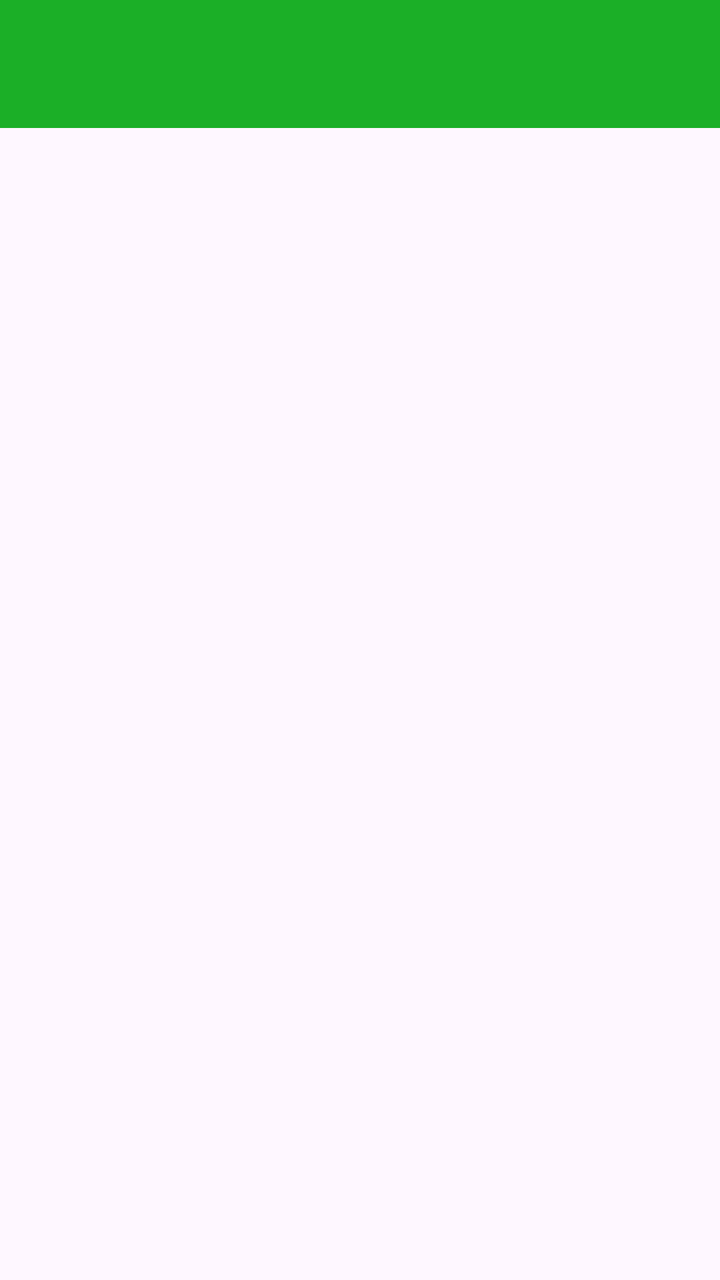
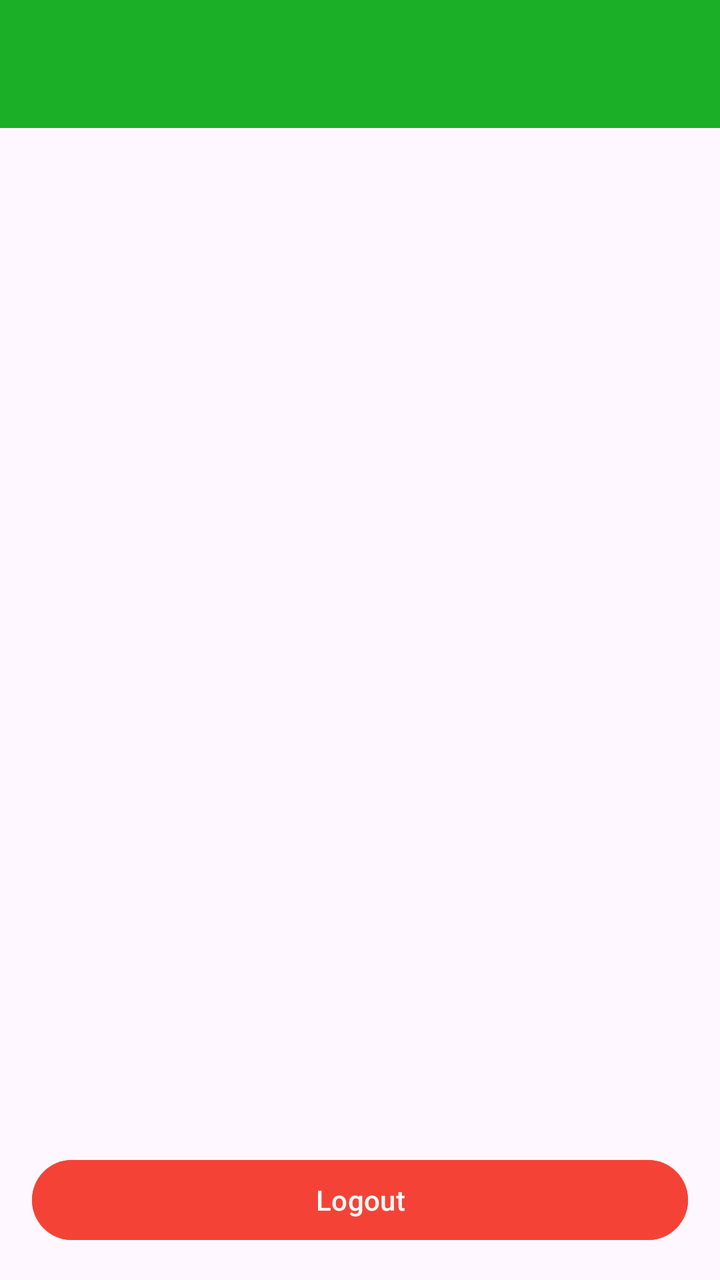

The first picture is an Android layout as it rendered before a commit; the second is the same layout after the commit. The layout source and the unified diff follow.
<!-- AndroidManifest.xml: application theme Theme.Athia_24TIC -->
<!-- res/layout/fragment_more.xml -->
<?xml version="1.0" encoding="utf-8"?>
<FrameLayout xmlns:android="http://schemas.android.com/apk/res/android"
    xmlns:tools="http://schemas.android.com/tools"
    android:layout_width="match_parent"
    android:layout_height="match_parent"
    xmlns:app="http://schemas.android.com/apk/res-auto"
    tools:context=".More.MoreFragment">

    <com.google.android.material.appbar.AppBarLayout
        android:id="@+id/appBarLayout"
        android:layout_width="match_parent"
        android:layout_height="wrap_content"
        android:theme="@style/ThemeOverlay.AppCompat.Dark.ActionBar">

        <androidx.appcompat.widget.Toolbar
            android:id="@+id/toolbar"
            android:layout_width="match_parent"
            android:layout_height="?attr/actionBarSize"
            android:background="#1BAF27"
            app:layout_scrollFlags="scroll|enterAlways"
            app:titleTextColor="@android:color/white" />

    </com.google.android.material.appbar.AppBarLayout>

    <ListView
        android:id="@+id/listViewItems"
        android:layout_width="match_parent"
        android:layout_height="match_parent"
        app:layout_behavior="@string/appbar_scrolling_view_behavior" />

</FrameLayout>
<!-- resources referenced by this layout -->
<resources>
  <style name="Theme.Athia_24TIC" parent="Base.Theme.Athia_24TIC" />
  <style name="Base.Theme.Athia_24TIC" parent="Theme.Material3.DayNight.NoActionBar">
          
          
      </style>
</resources>

<!-- the commit's change to res/layout/fragment_more.xml (unified diff, before → after) -->
@@ -1,31 +1,48 @@
 <?xml version="1.0" encoding="utf-8"?>
-<FrameLayout xmlns:android="http://schemas.android.com/apk/res/android"
+<androidx.constraintlayout.widget.ConstraintLayout xmlns:android="http://schemas.android.com/apk/res/android"
+    xmlns:app="http://schemas.android.com/apk/res-auto"
     xmlns:tools="http://schemas.android.com/tools"
     android:layout_width="match_parent"
     android:layout_height="match_parent"
-    xmlns:app="http://schemas.android.com/apk/res-auto"
     tools:context=".More.MoreFragment">
 
     <com.google.android.material.appbar.AppBarLayout
         android:id="@+id/appBarLayout"
         android:layout_width="match_parent"
         android:layout_height="wrap_content"
-        android:theme="@style/ThemeOverlay.AppCompat.Dark.ActionBar">
+        android:theme="@style/ThemeOverlay.AppCompat.Dark.ActionBar"
+        app:layout_constraintEnd_toEndOf="parent"
+        app:layout_constraintStart_toStartOf="parent"
+        app:layout_constraintTop_toTopOf="parent">
 
         <androidx.appcompat.widget.Toolbar
             android:id="@+id/toolbar"
             android:layout_width="match_parent"
             android:layout_height="?attr/actionBarSize"
             android:background="#1BAF27"
-            app:layout_scrollFlags="scroll|enterAlways"
             app:titleTextColor="@android:color/white" />
 
     </com.google.android.material.appbar.AppBarLayout>
 
+    <Button
+        android:id="@+id/btnLogout"
+        android:layout_width="0dp"
+        android:layout_height="wrap_content"
+        android:layout_margin="16dp"
+        android:backgroundTint="#F44336"
+        android:text="Logout"
+        android:textColor="@android:color/white"
+        app:layout_constraintBottom_toBottomOf="parent"
+        app:layout_constraintEnd_toEndOf="parent"
+        app:layout_constraintStart_toStartOf="parent" />
+
     <ListView
         android:id="@+id/listViewItems"
-        android:layout_width="match_parent"
-        android:layout_height="match_parent"
-        app:layout_behavior="@string/appbar_scrolling_view_behavior" />
+        android:layout_width="0dp"
+        android:layout_height="0dp"
+        app:layout_constraintBottom_toTopOf="@id/btnLogout"
+        app:layout_constraintEnd_toEndOf="parent"
+        app:layout_constraintStart_toStartOf="parent"
+        app:layout_constraintTop_toBottomOf="@id/appBarLayout" />
 
-</FrameLayout>
+</androidx.constraintlayout.widget.ConstraintLayout>
